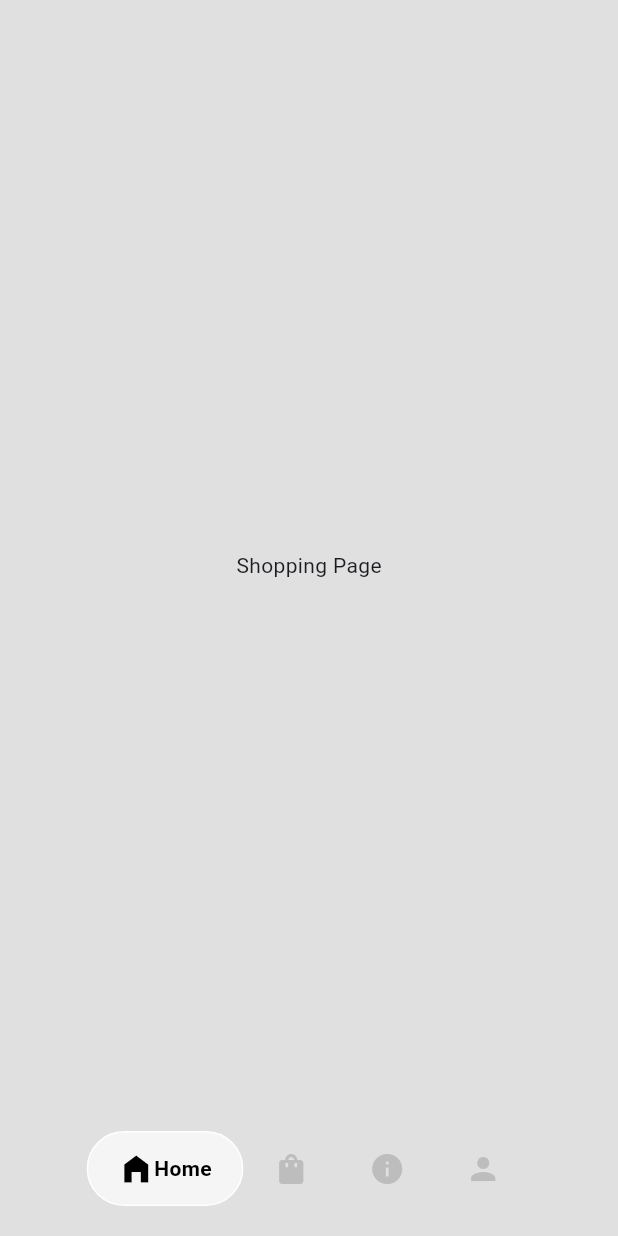
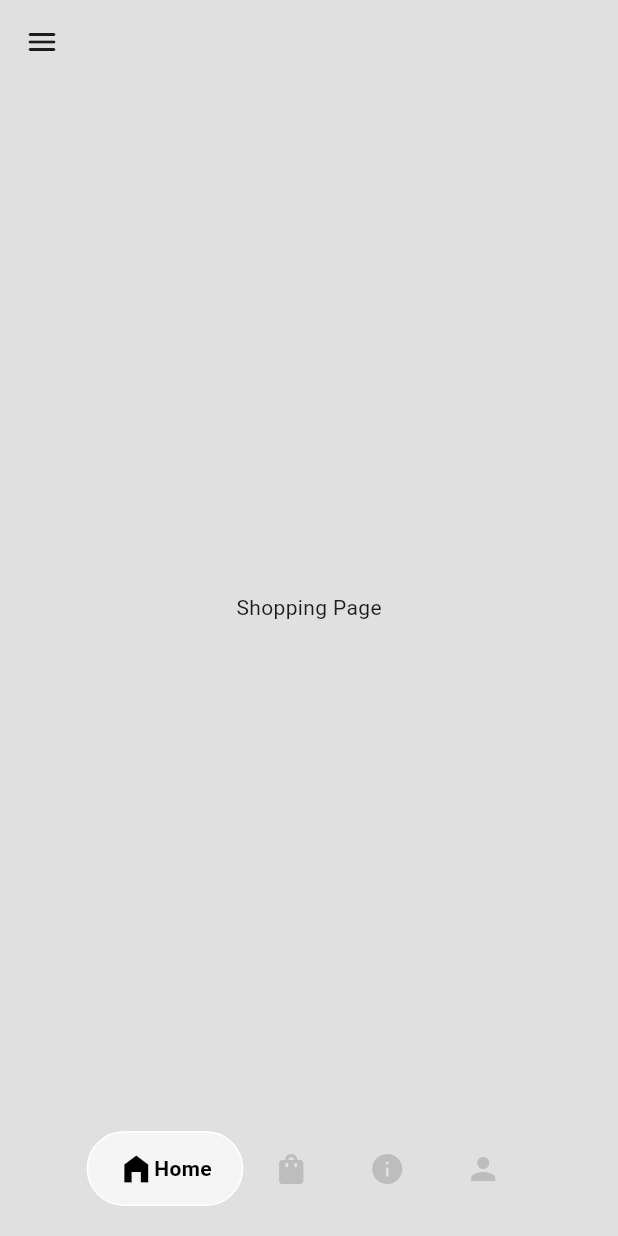
Before and after one commit to SardarHossaini/Sneaker-Shop, a Flutter app: the screen it shows after launch, on a phone screen of 412 x 824 dp. Run offline on Flutter 3.47's test engine with Material 3 defaults, Android fonts, the phone set to English and light mode, and no system bars; drawn by our look-alikes of google_nav_bar; Roboto replaces fonts that are missing (Poppins).

Commit message:
last changes for today

```diff
--- a/lib/homePage.dart
+++ b/lib/homePage.dart
@@ -36,6 +36,38 @@ class _HomePageState extends State<HomePage> {
       bottomNavigationBar: MyBottomNavBar(
         onTabChange: (index) => navigateBottomNavBar(index),
       ),
+      appBar: AppBar(
+        leading: Builder(
+          builder: (context) => IconButton(
+              onPressed: () {
+                Scaffold.of(context).openDrawer();
+              },
+              icon: Icon(Icons.menu_rounded)),
+        ),
+        elevation: 0,
+        backgroundColor: Colors.transparent,
+      ),
+      drawer: Drawer(
+        backgroundColor: Colors.grey[900],
+        child: Column(
+          children: [
+            /// A drawer header displaying the application logo
+            ///
+            /// Uses an image asset with a white color filter, positioned within a drawer
+            /// Optionally can have a border decoration and is typically used at the top of a drawer
+            DrawerHeader(
+                // decoration: BoxDecoration(
+                //     border: Border.all(
+                //   width: 5.0,
+                // )),
+                // margin: EdgeInsets.only(bottom: 20),
+                child: Image.asset(
+              'assets/images/logo.png',
+              color: Colors.white,
+            )),
+          ],
+        ),
+      ),
       body: pages[_selectedIndex],
     );
   }
```
